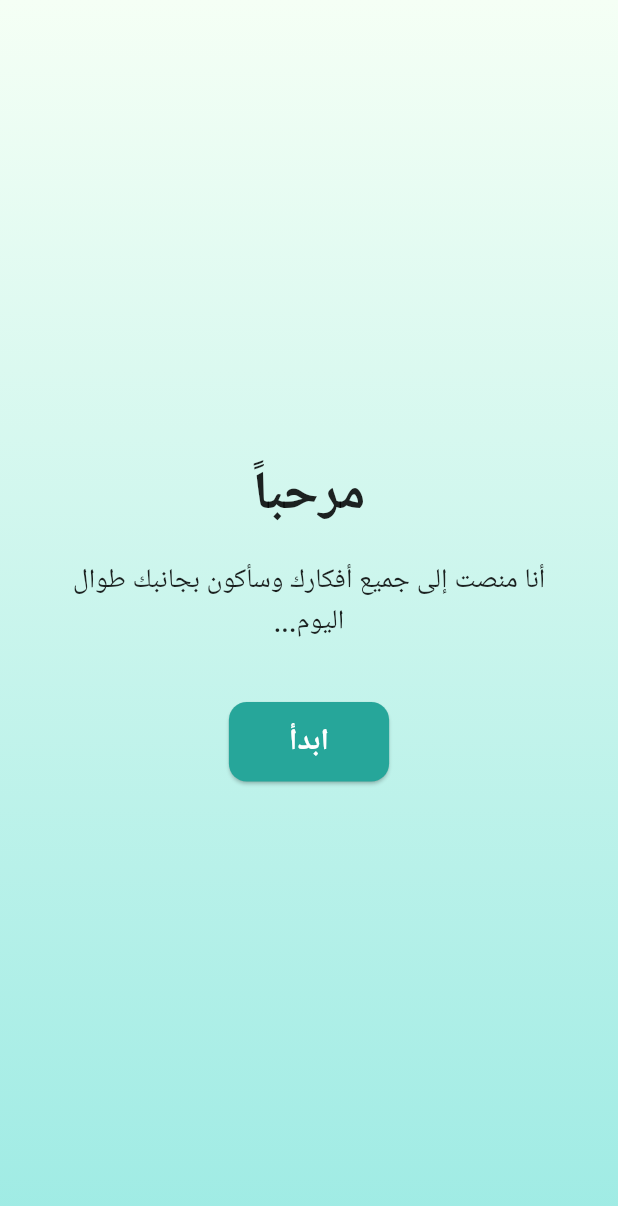
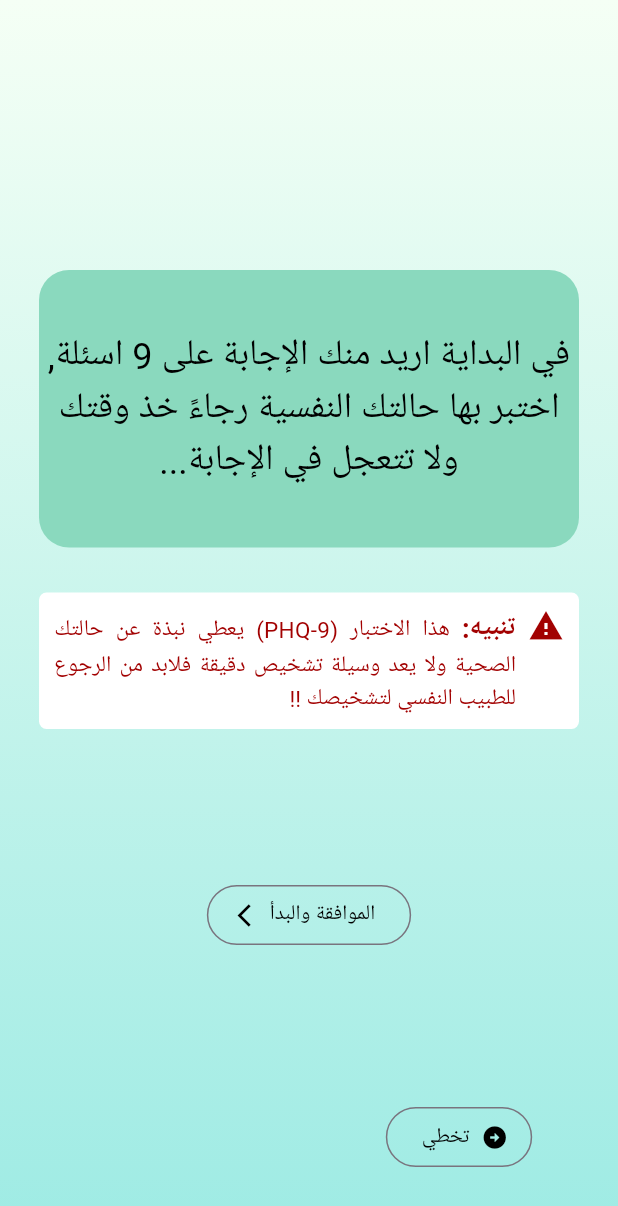
Before and after one commit to Muhannad180/Munset, a Flutter app: the screen it shows after launch, after a tap on "ابدأ", on a phone screen of 412 x 824 dp. Shown: the top 1206 px of the screen. Run offline on Flutter 3.47's test engine with Material 3 defaults, Android fonts, the light colour scheme and no system bars; our stand-ins replace google_fonts; Roboto replaces fonts that are missing (Tajawal).

Commit message:
Add all changes

```diff
--- a/lib/main.dart
+++ b/lib/main.dart
@@ -2,11 +2,10 @@ import 'package:flutter/material.dart';
 import 'package:test1/welcome_page.dart';
 
 void main() {
-  runApp(MaterialApp(
-    home: Scaffold(
-      body: WelcomePage(),
-
+  runApp(
+    MaterialApp(
+      debugShowCheckedModeBanner: false,
+      home: Scaffold(body: WelcomePage()),
     ),
-  )
   );
 }
--- /dev/null
+++ b/lib/test_screens/start_screen.dart
@@ -0,0 +1,130 @@
+import 'package:flutter/material.dart';
+import 'package:test1/test_screens/test_screen.dart';
+import 'package:test1/nav_pages/home.dart';
+import '/style.dart';
+
+class StartScreen extends StatelessWidget {
+  const StartScreen({super.key});
+
+  @override
+  Widget build(BuildContext context) {
+    return Scaffold(
+      body: AppStyle.gradientBackground(
+        child: Center(
+          child: Column(
+            children: [
+              SizedBox(height: 180),
+
+              Container(
+                width: 360,
+                padding: EdgeInsets.symmetric(horizontal: 5, vertical: 40),
+                decoration: BoxDecoration(
+                  color: Color.fromARGB(255, 138, 217, 190),
+                  borderRadius: BorderRadius.circular(20),
+                ),
+                child: Text(
+                  'في البداية اريد منك الإجابة على 9 اسئلة, اختبر بها حالتك النفسية رجاءً خذ وقتك ولا تتعجل في الإجابة...',
+                  style: TextStyle(
+                    fontSize: 24,
+                    color: Color.fromARGB(255, 0, 0, 0),
+                  ),
+                  textAlign: TextAlign.center,
+                  textDirection: TextDirection.rtl,
+                ),
+              ),
+
+              SizedBox(height: 30),
+
+              Container(
+                width: 360,
+                padding: const EdgeInsets.symmetric(
+                  horizontal: 10,
+                  vertical: 10,
+                ),
+                decoration: BoxDecoration(
+                  color: Colors.white,
+                  borderRadius: BorderRadius.circular(5),
+                ),
+                child: Row(
+                  textDirection: TextDirection.rtl,
+                  crossAxisAlignment: CrossAxisAlignment.start,
+                  children: [
+                    const Icon(
+                      Icons.warning,
+                      color: Color.fromARGB(255, 162, 1, 1),
+                      size: 24,
+                    ),
+                    const SizedBox(width: 8),
+                    Expanded(
+                      child: Text.rich(
+                        TextSpan(
+                          children: [
+                            const TextSpan(
+                              text: 'تنبيه: ',
+                              style: TextStyle(
+                                fontWeight: FontWeight.bold,
+                                color: Color.fromARGB(255, 162, 1, 1),
+                                fontSize: 18,
+                              ),
+                            ),
+                            const TextSpan(
+                              text:
+                                  'هذا الاختبار (PHQ-9) يعطي نبذة عن حالتك الصحية ولا يعد وسيلة تشخيص دقيقة فلابد من الرجوع للطبيب النفسي لتشخيصك !!',
+                              style: TextStyle(
+                                fontWeight: FontWeight.normal,
+                                color: Color.fromARGB(255, 162, 1, 1),
+                                fontSize: 15,
+                              ),
+                            ),
+                          ],
+                        ),
+                        textAlign: TextAlign.justify,
+                        textDirection: TextDirection.rtl,
+                      ),
+                    ),
+                  ],
+                ),
+              ),
+
+              SizedBox(height: 100),
+
+              OutlinedButton.icon(
+                onPressed: () {
+                  Navigator.pushReplacement(
+                    context,
+                    MaterialPageRoute(builder: (context) => TestScreen()),
+                  );
+                },
+                icon: Icon(Icons.arrow_back_ios_new),
+                label: const Text('الموافقة والبدأ'),
+                style: OutlinedButton.styleFrom(foregroundColor: Colors.black),
+              ),
+
+              SizedBox(height: 100),
+
+              Container(
+                padding: EdgeInsets.only(left: 200),
+                child: Directionality(
+                  textDirection: TextDirection.rtl,
+                  child: OutlinedButton.icon(
+                    onPressed: () {
+                      Navigator.pushReplacement(
+                        context,
+                        MaterialPageRoute(builder: (context) => HomePage()),
+                      );
+                    },
+                    label: const Text('تخطي'),
+                    icon: const Icon(Icons.arrow_circle_right_sharp),
+                    style: OutlinedButton.styleFrom(
+                      foregroundColor: Colors.black,
+                    ),
+                  ),
+                ),
+              ),
+            ],
+          ),
+        ),
+      ),
+    );
+  }
+}
--- /dev/null
+++ b/lib/test_screens/test_questions.dart
@@ -0,0 +1,6 @@
+class TestQuestion {
+  const TestQuestion(this.text, this.answers);
+
+  final String text;
+  final List<String> answers;
+}
--- a/lib/welcome_page.dart
+++ b/lib/welcome_page.dart
@@ -1,4 +1,5 @@
 import 'package:flutter/material.dart';
+import 'package:test1/test_screens/start_screen.dart';
 import 'style.dart';
 
 class WelcomePage extends StatelessWidget {
@@ -14,17 +15,26 @@ class WelcomePage extends StatelessWidget {
             child: Column(
               mainAxisAlignment: MainAxisAlignment.center,
               children: [
-                Text('مرحباً', style: AppStyle.heading, textAlign: TextAlign.center),
+                Text(
+                  'مرحباً',
+                  style: AppStyle.heading,
+                  textAlign: TextAlign.center,
+                ),
                 const SizedBox(height: 20),
                 Text(
-                  'أنا منصت إلى جميع أفكارك وسأكون بجانبك طوال اليوم...',
+                  'أنا منصت إلى جميع ما ستخبرني به وسأكون بجانبك طوال اليوم...',
                   style: AppStyle.body,
                   textAlign: TextAlign.center,
                   textDirection: TextDirection.rtl,
                 ),
                 const SizedBox(height: 40),
                 ElevatedButton(
-                  onPressed: () {},
+                  onPressed: () {
+                    Navigator.pushReplacement(
+                      context,
+                      MaterialPageRoute(builder: (context) => StartScreen()),
+                    );
+                  },
                   child: Text('ابدأ', style: AppStyle.button),
                   style: AppStyle.buttonStyle,
                 ),
```
Also changed, not shown: lib/nav_pages/home.dart (added, +18 -0 lines), lib/style.dart (+2 -6 lines), lib/test_screens/answer_button.dart (added, +30 -0 lines), lib/test_screens/data/questions.dart (added, +64 -0 lines), lib/test_screens/results.dart (added, +50 -0 lines), lib/test_screens/test_screen.dart (added, +115 -0 lines).
